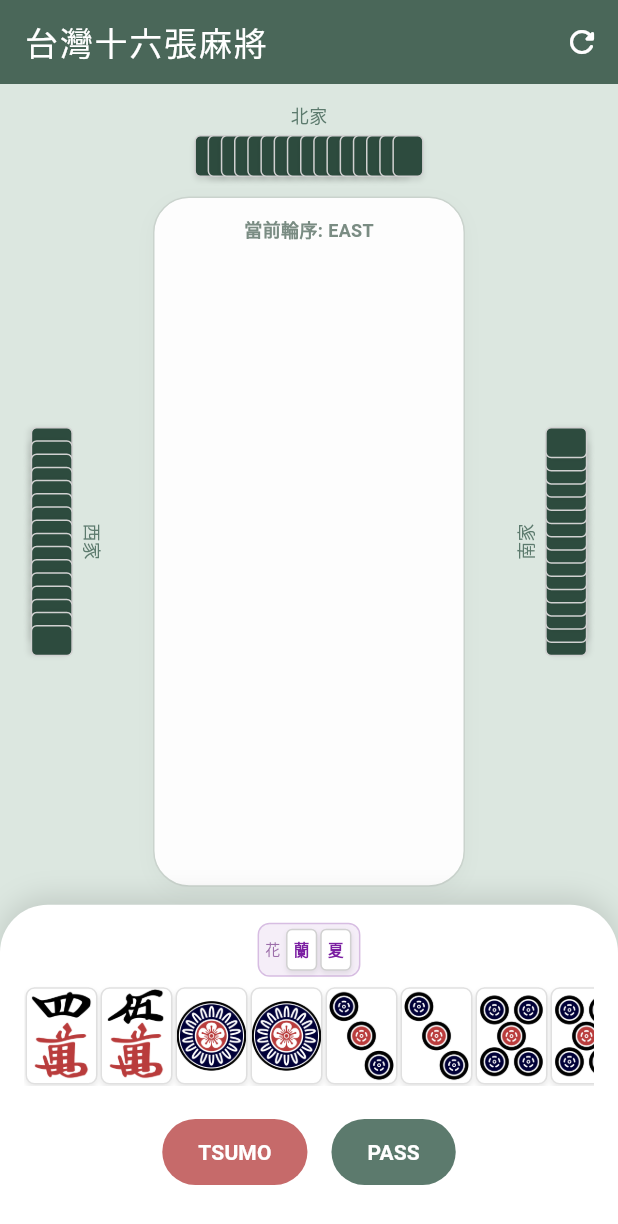
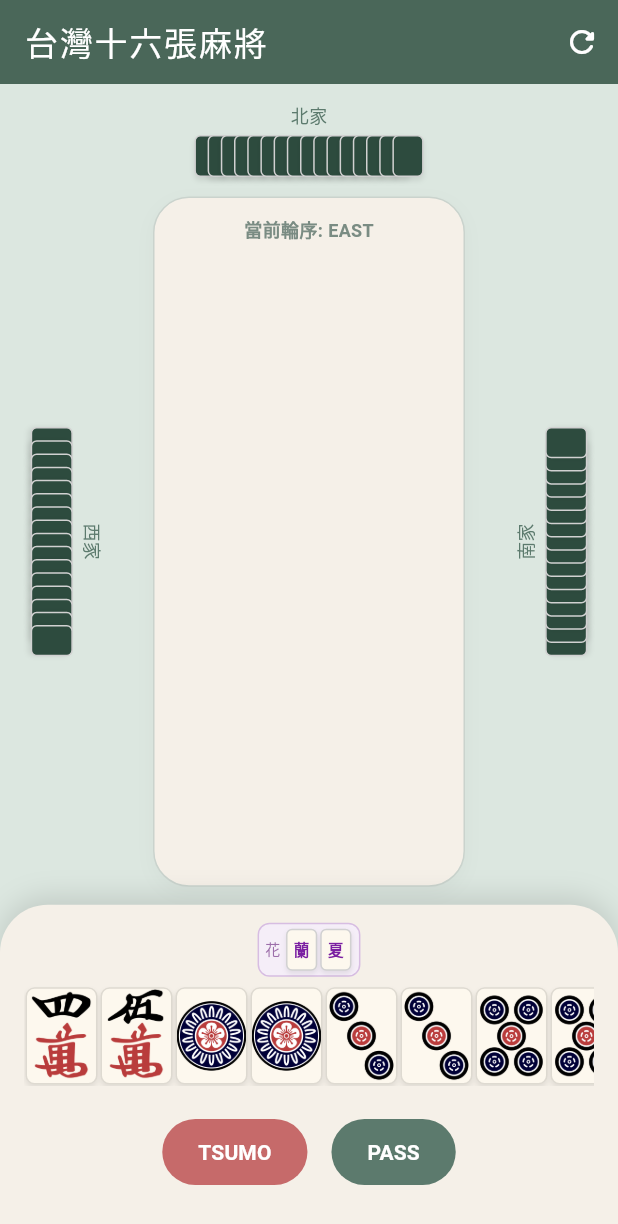
Before and after one commit to imissmyselfer/mahjong_taiwan, a Flutter app: the screen it shows after launch, on a phone screen of 412 x 824 dp. Shown: the top 1224 px of the screen. Run offline on Flutter 3.47's test engine with Material 3 defaults, Android fonts, the phone set to English and light mode, and no system bars; our stand-ins replace google_fonts; missing offline and left inert: majong_taiwan_core.

Commit message:
feat: 手牌粗框 + 統一暖象牙色調
- 手牌外框在可出牌時加粗至 2.5px（深草綠灰色）
- 桌面、手牌區、牌面底色統一從純白改為暖象牙色系
- TileWidget 新增 borderWidth 參數

Co-Authored-By: Claude Sonnet 4.6 <noreply@anthropic.com>

```diff
--- a/lib/main.dart
+++ b/lib/main.dart
@@ -185,7 +185,7 @@ class _MahjongScreenState extends State<MahjongScreen> {
     return Container(
       margin: const EdgeInsets.all(12),
       decoration: BoxDecoration(
-        color: const Color(0xFFFDFDFD), // 乾淨的紙張色
+        color: const Color(0xFFF5F0E8),
         borderRadius: BorderRadius.circular(24),
         border: Border.all(color: const Color(0xFFCAD3CD), width: 1),
         boxShadow: [BoxShadow(color: Colors.black.withOpacity(0.03), blurRadius: 10, offset: const Offset(0, 4))],
@@ -280,7 +280,7 @@ class _MahjongScreenState extends State<MahjongScreen> {
     return Container(
       padding: const EdgeInsets.fromLTRB(16, 12, 16, 32),
       decoration: const BoxDecoration(
-        color: Colors.white,
+        color: Color(0xFFF5F0E8),
         borderRadius: BorderRadius.vertical(top: Radius.circular(32)),
         boxShadow: [BoxShadow(color: Colors.black12, blurRadius: 15, offset: Offset(0, -5))],
       ),
@@ -335,7 +335,7 @@ class _MahjongScreenState extends State<MahjongScreen> {
               children: [
                 ...hand.map((id) => GestureDetector(
                   onTap: () => canDiscard ? setState(() => _game.discard(PlayerPosition.east, id)) : null,
-                  child: TileWidget(tileId: id, borderOverride: canDiscard ? null : Colors.black12),
+                  child: TileWidget(tileId: id, borderOverride: canDiscard ? const Color(0xFF8A9E96) : Colors.black12, borderWidth: canDiscard ? 2.5 : 1),
                 )),
                 if (lastDrawn != null) ...[
                   const SizedBox(width: 12),
@@ -385,6 +385,7 @@ class TileWidget extends StatelessWidget {
   final bool isSmall;
   final double sizeScale;
   final bool isBack;
+  final double? borderWidth;
 
   const TileWidget({
     super.key,
@@ -394,6 +395,7 @@ class TileWidget extends StatelessWidget {
     this.isSmall = false,
     this.sizeScale = 1.0,
     this.isBack = false,
+    this.borderWidth,
   });
 
   @override
@@ -410,9 +412,9 @@ class TileWidget extends StatelessWidget {
       width: w,
       height: h,
       decoration: BoxDecoration(
-        color: isBack ? const Color(0xFF2D4B3E) : Colors.white, // 背牌改為沈穩的墨綠
+        color: isBack ? const Color(0xFF2D4B3E) : const Color(0xFFFDF8EE),
         borderRadius: BorderRadius.circular(radius),
-        border: Border.all(color: isHighlighted ? const Color(0xFFD4AF37) : (borderOverride ?? const Color(0xFFD1D1D1)), width: isHighlighted ? 2 : 1),
+        border: Border.all(color: isHighlighted ? const Color(0xFFD4AF37) : (borderOverride ?? const Color(0xFFD1D1D1)), width: isHighlighted ? 2 : (borderWidth ?? 1)),
         boxShadow: [
           BoxShadow(color: Colors.black.withOpacity(0.08), offset: const Offset(0, 2), blurRadius: 2),
         ],
```
